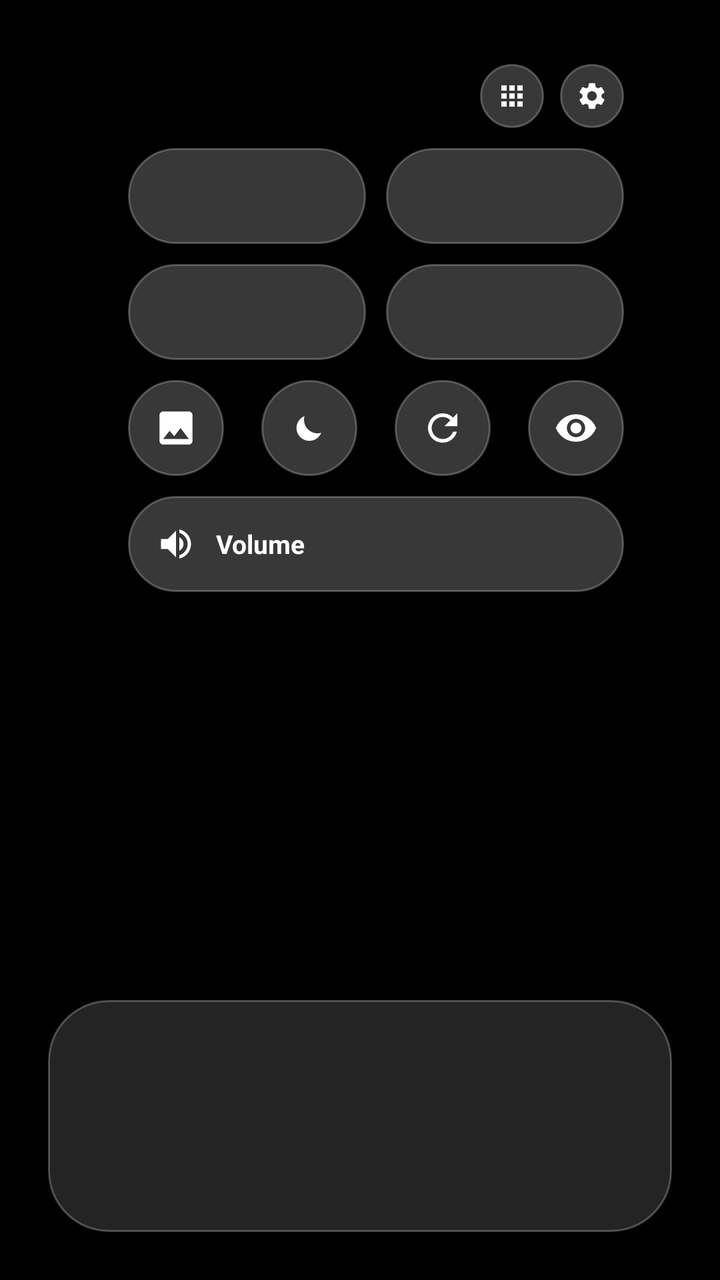
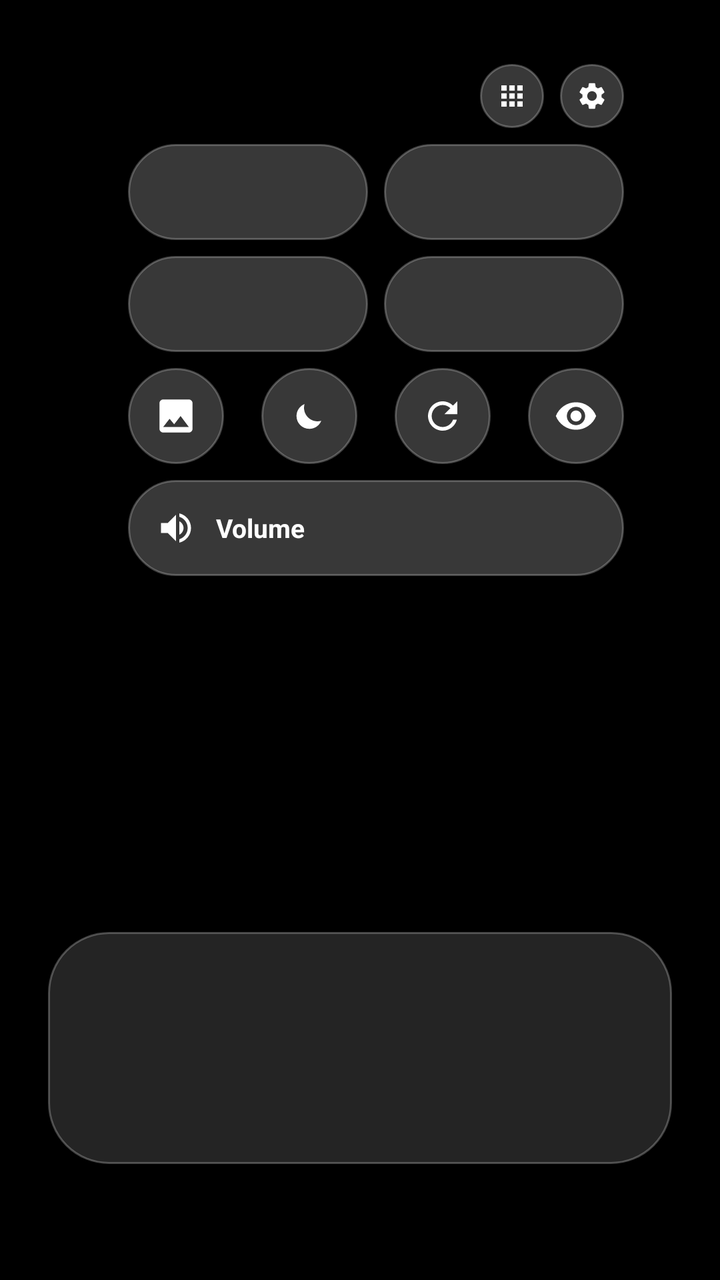

Compare the two renders of this Android layout. The source of the first and the diff that turns it into the second are given below.
<!-- AndroidManifest.xml: activity theme Theme.TvLuncher.Home -->
<!-- res/layout/activity_home.xml -->
<?xml version="1.0" encoding="utf-8"?>
<androidx.constraintlayout.widget.ConstraintLayout
    xmlns:android="http://schemas.android.com/apk/res/android"
    xmlns:app="http://schemas.android.com/apk/res-auto"
    android:id="@+id/root"
    android:layout_width="match_parent"
    android:layout_height="match_parent"
    android:background="@color/black"
    android:clipChildren="false">

    <ImageView
        android:id="@+id/wallpaper"
        android:layout_width="0dp"
        android:layout_height="0dp"
        android:scaleType="centerCrop"
        android:importantForAccessibility="no"
        app:layout_constraintTop_toTopOf="parent"
        app:layout_constraintBottom_toBottomOf="parent"
        app:layout_constraintStart_toStartOf="parent"
        app:layout_constraintEnd_toEndOf="parent" />

    <View
        android:id="@+id/scrimTop"
        android:layout_width="0dp"
        android:layout_height="220dp"
        android:background="@drawable/scrim_top"
        app:layout_constraintTop_toTopOf="parent"
        app:layout_constraintStart_toStartOf="parent"
        app:layout_constraintEnd_toEndOf="parent" />

    <View
        android:id="@+id/scrim"
        android:layout_width="0dp"
        android:layout_height="260dp"
        android:background="@drawable/scrim_bottom"
        app:layout_constraintBottom_toBottomOf="parent"
        app:layout_constraintStart_toStartOf="parent"
        app:layout_constraintEnd_toEndOf="parent" />

    
    <View
        android:id="@+id/dimLayer"
        android:layout_width="0dp"
        android:layout_height="0dp"
        android:background="@color/black"
        android:alpha="0"
        app:layout_constraintTop_toTopOf="parent"
        app:layout_constraintBottom_toBottomOf="parent"
        app:layout_constraintStart_toStartOf="parent"
        app:layout_constraintEnd_toEndOf="parent" />

    
    <LinearLayout
        android:id="@+id/clockBlock"
        android:layout_width="wrap_content"
        android:layout_height="wrap_content"
        android:orientation="vertical"
        android:layout_marginStart="@dimen/screen_margin_horizontal"
        android:layout_marginTop="@dimen/screen_margin_vertical"
        app:layout_constraintTop_toTopOf="parent"
        app:layout_constraintStart_toStartOf="parent">

        <TextView
            android:id="@+id/clock"
            android:layout_width="wrap_content"
            android:layout_height="wrap_content"
            android:includeFontPadding="false"
            android:textColor="@color/text_primary"
            android:textSize="@dimen/text_clock_large"
            android:textStyle="bold"
            android:shadowColor="#73000000"
            android:shadowRadius="12" />

        <TextView
            android:id="@+id/date"
            android:layout_width="wrap_content"
            android:layout_height="wrap_content"
            android:layout_marginTop="8dp"
            android:includeFontPadding="false"
            android:textColor="@color/text_primary"
            android:textSize="@dimen/text_clock_sub"
            android:shadowColor="#73000000"
            android:shadowRadius="8" />

        <LinearLayout
            android:id="@+id/weatherRow"
            android:layout_width="wrap_content"
            android:layout_height="wrap_content"
            android:layout_marginTop="8dp"
            android:orientation="horizontal"
            android:gravity="center_vertical">

            <ImageView
                android:id="@+id/weatherIcon"
                android:layout_width="18dp"
                android:layout_height="18dp"
                android:contentDescription="@string/cd_weather"
                android:visibility="gone" />

            <TextView
                android:id="@+id/weatherTemp"
                android:layout_width="wrap_content"
                android:layout_height="wrap_content"
                android:layout_marginStart="8dp"
                android:includeFontPadding="false"
                android:textColor="@color/text_primary"
                android:textSize="@dimen/text_clock_sub"
                android:shadowColor="#73000000"
                android:shadowRadius="8"
                android:visibility="gone" />
        </LinearLayout>
    </LinearLayout>

    
    <LinearLayout
        android:id="@+id/quickPanel"
        android:layout_width="@dimen/panel_width"
        android:layout_height="wrap_content"
        android:orientation="vertical"
        android:layout_marginEnd="@dimen/screen_margin_horizontal"
        android:layout_marginTop="@dimen/screen_margin_vertical"
        app:layout_constraintTop_toTopOf="parent"
        app:layout_constraintEnd_toEndOf="parent">

        <LinearLayout
            android:layout_width="match_parent"
            android:layout_height="wrap_content"
            android:orientation="horizontal"
            android:gravity="end">

            <ImageButton
                android:id="@+id/btnAllApps"
                android:layout_width="@dimen/control_small"
                android:layout_height="@dimen/control_small"
                android:background="@drawable/bg_glass_control"
                android:src="@drawable/ic_apps"
                android:scaleType="centerInside"
                android:padding="8dp"
                android:contentDescription="@string/all_apps"
                app:tint="@color/glass_content" />

            <ImageButton
                android:id="@+id/btnSettings"
                android:layout_width="@dimen/control_small"
                android:layout_height="@dimen/control_small"
                android:layout_marginStart="8dp"
                android:background="@drawable/bg_glass_control"
                android:src="@drawable/ic_settings"
                android:scaleType="centerInside"
                android:padding="8dp"
                android:contentDescription="@string/settings"
                app:tint="@color/glass_content" />
        </LinearLayout>

        <LinearLayout
            android:layout_width="match_parent"
            android:layout_height="wrap_content"
            android:layout_marginTop="@dimen/control_gap"
            android:orientation="horizontal">

            <include
                android:id="@+id/pillStyle"
                layout="@layout/view_quick_pill" />

            <Space
                android:layout_width="@dimen/control_gap"
                android:layout_height="0dp" />

            <include
                android:id="@+id/pillClock"
                layout="@layout/view_quick_pill" />
        </LinearLayout>

        <LinearLayout
            android:layout_width="match_parent"
            android:layout_height="wrap_content"
            android:layout_marginTop="@dimen/control_gap"
            android:orientation="horizontal">

            <include
                android:id="@+id/pillWeather"
                layout="@layout/view_quick_pill" />

            <Space
                android:layout_width="@dimen/control_gap"
                android:layout_height="0dp" />

            <include
                android:id="@+id/pillLabels"
                layout="@layout/view_quick_pill" />
        </LinearLayout>

        <LinearLayout
            android:layout_width="match_parent"
            android:layout_height="wrap_content"
            android:layout_marginTop="@dimen/control_gap"
            android:orientation="horizontal">

            <ImageButton
                android:id="@+id/btnNextArt"
                android:layout_width="@dimen/control_height"
                android:layout_height="@dimen/control_height"
                android:background="@drawable/bg_glass_control"
                android:src="@drawable/ic_image"
                android:scaleType="centerInside"
                android:padding="13dp"
                android:contentDescription="@string/home_next_artwork"
                app:tint="@color/glass_content" />

            <Space
                android:layout_width="0dp"
                android:layout_height="0dp"
                android:layout_weight="1" />

            <ImageButton
                android:id="@+id/btnScreensaver"
                android:layout_width="@dimen/control_height"
                android:layout_height="@dimen/control_height"
                android:background="@drawable/bg_glass_control"
                android:src="@drawable/ic_weather_moon"
                android:scaleType="centerInside"
                android:padding="13dp"
                android:contentDescription="@string/home_screensaver_now"
                app:tint="@color/glass_content" />

            <Space
                android:layout_width="0dp"
                android:layout_height="0dp"
                android:layout_weight="1" />

            <ImageButton
                android:id="@+id/btnRefresh"
                android:layout_width="@dimen/control_height"
                android:layout_height="@dimen/control_height"
                android:background="@drawable/bg_glass_control"
                android:src="@drawable/ic_refresh"
                android:scaleType="centerInside"
                android:padding="13dp"
                android:contentDescription="@string/home_refresh"
                app:tint="@color/glass_content" />

            <Space
                android:layout_width="0dp"
                android:layout_height="0dp"
                android:layout_weight="1" />

            <ImageButton
                android:id="@+id/btnHideUi"
                android:layout_width="@dimen/control_height"
                android:layout_height="@dimen/control_height"
                android:background="@drawable/bg_glass_control"
                android:src="@drawable/ic_eye"
                android:scaleType="centerInside"
                android:padding="13dp"
                android:contentDescription="@string/home_hide_ui"
                app:tint="@color/glass_content" />
        </LinearLayout>

        
        <FrameLayout
            android:id="@+id/volumePill"
            android:layout_width="match_parent"
            android:layout_height="@dimen/control_height"
            android:layout_marginTop="@dimen/control_gap"
            android:background="@drawable/bg_glass_control"
            android:focusable="true"
            android:clickable="true"
            android:contentDescription="@string/home_volume">

            <View
                android:id="@+id/volumeFill"
                android:layout_width="match_parent"
                android:layout_height="match_parent"
                android:background="@drawable/bg_volume_fill"
                android:duplicateParentState="true" />

            <LinearLayout
                android:layout_width="match_parent"
                android:layout_height="match_parent"
                android:orientation="horizontal"
                android:gravity="center_vertical"
                android:paddingStart="14dp"
                android:paddingEnd="16dp"
                android:duplicateParentState="true">

                <ImageView
                    android:layout_width="20dp"
                    android:layout_height="20dp"
                    android:src="@drawable/ic_volume"
                    android:duplicateParentState="true"
                    android:importantForAccessibility="no"
                    app:tint="@color/glass_content" />

                <TextView
                    android:layout_width="0dp"
                    android:layout_height="wrap_content"
                    android:layout_weight="1"
                    android:layout_marginStart="10dp"
                    android:duplicateParentState="true"
                    android:text="@string/home_volume"
                    android:textColor="@color/glass_content"
                    android:textSize="13sp"
                    android:textStyle="bold" />

                <TextView
                    android:id="@+id/volumeValue"
                    android:layout_width="wrap_content"
                    android:layout_height="wrap_content"
                    android:duplicateParentState="true"
                    android:textColor="@color/glass_content"
                    android:textSize="13sp"
                    android:textStyle="bold" />
            </LinearLayout>
        </FrameLayout>

        <TextView
            android:id="@+id/deviceName"
            android:layout_width="match_parent"
            android:layout_height="wrap_content"
            android:layout_marginTop="8dp"
            android:gravity="center"
            android:textColor="@color/text_primary"
            android:textSize="12sp"
            android:shadowColor="#99000000"
            android:shadowRadius="6" />
    </LinearLayout>

    
    <LinearLayout
        android:id="@+id/artCredit"
        android:layout_width="wrap_content"
        android:layout_height="wrap_content"
        android:orientation="vertical"
        android:gravity="end"
        android:layout_marginEnd="@dimen/screen_margin_horizontal"
        android:layout_marginBottom="12dp"
        android:visibility="gone"
        app:layout_constraintEnd_toEndOf="parent"
        app:layout_constraintBottom_toTopOf="@+id/rowContainer"
        app:layout_goneMarginBottom="@dimen/screen_margin_vertical">

        <TextView
            android:id="@+id/artArtist"
            android:layout_width="wrap_content"
            android:layout_height="wrap_content"
            android:maxWidth="420dp"
            android:maxLines="1"
            android:ellipsize="end"
            android:textColor="@color/text_secondary"
            android:textSize="11sp"
            android:shadowColor="#99000000"
            android:shadowRadius="6" />

        <TextView
            android:id="@+id/artTitle"
            android:layout_width="wrap_content"
            android:layout_height="wrap_content"
            android:layout_marginTop="2dp"
            android:maxWidth="420dp"
            android:maxLines="1"
            android:ellipsize="end"
            android:textColor="@color/text_primary"
            android:textSize="14sp"
            android:shadowColor="#99000000"
            android:shadowRadius="6" />
    </LinearLayout>

    
    <androidx.recyclerview.widget.RecyclerView
        android:id="@+id/homeGrid"
        android:layout_width="0dp"
        android:layout_height="0dp"
        android:layout_marginStart="@dimen/home_grid_margin"
        android:layout_marginEnd="@dimen/home_grid_margin"
        android:clipChildren="false"
        android:clipToPadding="false"
        android:paddingTop="14dp"
        android:paddingBottom="24dp"
        android:descendantFocusability="blocksDescendants"
        android:scrollbars="none"
        app:layout_constraintTop_toTopOf="parent"
        app:layout_constraintStart_toStartOf="parent"
        app:layout_constraintEnd_toEndOf="parent" />

    
    <FrameLayout
        android:id="@+id/rowContainer"
        android:layout_width="0dp"
        android:layout_height="wrap_content"
        android:minHeight="116dp"
        android:background="@drawable/bg_dock"
        android:clipChildren="false"
        android:layout_marginStart="24dp"
        android:layout_marginEnd="24dp"
        android:layout_marginBottom="24dp"
        app:layout_constraintBottom_toBottomOf="parent"
        app:layout_constraintStart_toStartOf="parent"
        app:layout_constraintEnd_toEndOf="parent">

        <androidx.recyclerview.widget.RecyclerView
            android:id="@+id/favouritesRow"
            android:layout_width="match_parent"
            android:layout_height="wrap_content"
            android:layout_gravity="center_vertical"
            android:clipChildren="false"
            android:clipToPadding="false"
            android:paddingStart="15dp"
            android:paddingEnd="15dp"
            android:paddingTop="@dimen/row_vertical_padding"
            android:paddingBottom="@dimen/row_vertical_padding"
            android:focusable="false"
            android:descendantFocusability="afterDescendants"
            android:scrollbars="none" />

        <LinearLayout
            android:id="@+id/emptyState"
            android:layout_width="match_parent"
            android:layout_height="match_parent"
            android:orientation="vertical"
            android:gravity="center"
            android:paddingStart="40dp"
            android:paddingEnd="40dp"
            android:visibility="gone">

            <TextView
                android:layout_width="wrap_content"
                android:layout_height="wrap_content"
                android:text="@string/home_empty_title"
                android:textColor="@color/text_primary"
                android:textSize="18sp"
                android:textStyle="bold" />

            <TextView
                android:layout_width="wrap_content"
                android:layout_height="wrap_content"
                android:layout_marginTop="6dp"
                android:text="@string/home_empty_body"
                android:textColor="@color/text_secondary"
                android:textSize="@dimen/text_body"
                android:gravity="center" />
        </LinearLayout>
    </FrameLayout>

    <TextView
        android:id="@+id/hiddenHint"
        android:layout_width="wrap_content"
        android:layout_height="wrap_content"
        android:layout_marginStart="@dimen/screen_margin_horizontal"
        android:layout_marginBottom="@dimen/screen_margin_vertical"
        android:text="@string/home_hidden_hint"
        android:textColor="@color/text_secondary"
        android:textSize="12sp"
        android:shadowColor="#99000000"
        android:shadowRadius="6"
        android:visibility="gone"
        app:layout_constraintStart_toStartOf="parent"
        app:layout_constraintBottom_toBottomOf="parent" />
</androidx.constraintlayout.widget.ConstraintLayout>
<!-- res/layout/view_quick_pill.xml (included above) -->
<?xml version="1.0" encoding="utf-8"?>
<LinearLayout xmlns:android="http://schemas.android.com/apk/res/android"
    xmlns:app="http://schemas.android.com/apk/res-auto"
    android:layout_width="0dp"
    android:layout_height="@dimen/control_height"
    android:layout_weight="1"
    android:orientation="horizontal"
    android:gravity="center_vertical"
    android:paddingStart="14dp"
    android:paddingEnd="10dp"
    android:background="@drawable/bg_glass_control"
    android:focusable="true"
    android:clickable="true">

    <ImageView
        android:id="@+id/icon"
        android:layout_width="20dp"
        android:layout_height="20dp"
        android:duplicateParentState="true"
        android:importantForAccessibility="no"
        app:tint="@color/glass_content" />

    <LinearLayout
        android:layout_width="0dp"
        android:layout_height="wrap_content"
        android:layout_weight="1"
        android:layout_marginStart="10dp"
        android:orientation="vertical"
        android:duplicateParentState="true">

        <TextView
            android:id="@+id/title"
            android:layout_width="match_parent"
            android:layout_height="wrap_content"
            android:duplicateParentState="true"
            android:includeFontPadding="false"
            android:maxLines="1"
            android:ellipsize="end"
            android:textColor="@color/glass_content"
            android:textSize="13sp"
            android:textStyle="bold" />

        <TextView
            android:id="@+id/value"
            android:layout_width="match_parent"
            android:layout_height="wrap_content"
            android:layout_marginTop="2dp"
            android:duplicateParentState="true"
            android:includeFontPadding="false"
            android:maxLines="1"
            android:ellipsize="end"
            android:textColor="@color/glass_content_secondary"
            android:textSize="11sp" />
    </LinearLayout>
</LinearLayout>
<!-- resources referenced by this layout -->
<resources>
  <color name="black">#FF000000</color>
  <color name="text_primary">#FFFFFFFF</color>
  <color name="text_secondary">#B8FFFFFF</color>
  <dimen name="control_gap">10dp</dimen>
  <dimen name="control_height">48dp</dimen>
  <dimen name="control_small">32dp</dimen>
  <dimen name="home_grid_margin">36dp</dimen>
  <dimen name="panel_width">248dp</dimen>
  <dimen name="row_vertical_padding">18dp</dimen>
  <dimen name="screen_margin_horizontal">48dp</dimen>
  <dimen name="screen_margin_vertical">32dp</dimen>
  <dimen name="text_body">16sp</dimen>
  <dimen name="text_clock_large">56sp</dimen>
  <dimen name="text_clock_sub">17sp</dimen>
  <!-- drawable bg_dock (drawable) -->
  <?xml version="1.0" encoding="utf-8"?>
  <shape xmlns:android="http://schemas.android.com/apk/res/android" android:shape="rectangle">
      <corners android:radius="30dp" />
      <solid android:color="@color/glass_fill_dock" />
      <stroke android:width="1dp" android:color="@color/glass_stroke" />
  </shape>
  <!-- drawable bg_volume_fill (drawable) -->
  <?xml version="1.0" encoding="utf-8"?>
  <clip xmlns:android="http://schemas.android.com/apk/res/android"
      android:clipOrientation="horizontal"
      android:gravity="start">
      <shape android:shape="rectangle">
          <corners android:radius="100dp" />
          <solid android:color="#33FFFFFF" />
      </shape>
  </clip>
  <!-- drawable ic_image (drawable) -->
  <?xml version="1.0" encoding="utf-8"?>
  <vector xmlns:android="http://schemas.android.com/apk/res/android"
      android:width="24dp" android:height="24dp"
      android:viewportWidth="24" android:viewportHeight="24">
      <path android:fillColor="#FFFFFFFF" android:pathData="M21,19V5c0,-1.1 -0.9,-2 -2,-2H5c-1.1,0 -2,0.9 -2,2v14c0,1.1 0.9,2 2,2h14c1.1,0 2,-0.9 2,-2zM8.5,13.5l2.5,3.01L14.5,12l4.5,6H5l3.5,-4.5z" />
  </vector>
  <!-- drawable scrim_bottom (drawable) -->
  <?xml version="1.0" encoding="utf-8"?>
  <shape xmlns:android="http://schemas.android.com/apk/res/android" android:shape="rectangle">
      <gradient
          android:type="linear"
          android:angle="90"
          android:startColor="#B3000000"
          android:centerColor="#4D000000"
          android:endColor="#00000000" />
  </shape>
  <!-- drawable scrim_top (drawable) -->
  <?xml version="1.0" encoding="utf-8"?>
  <shape xmlns:android="http://schemas.android.com/apk/res/android" android:shape="rectangle">
      <gradient
          android:type="linear"
          android:angle="270"
          android:startColor="#66000000"
          android:endColor="#00000000" />
  </shape>
  <string name="all_apps">Applications</string>
  <string name="cd_weather">Météo</string>
  <string name="home_empty_body">Ouvrez « Applications » et appuyez longuement sur une app pour l\'ajouter à l\'accueil.</string>
  <string name="home_empty_title">Aucun favori</string>
  <string name="home_hidden_hint">Appuyez sur une touche pour revenir</string>
  <string name="home_hide_ui">Afficher seulement l\'œuvre</string>
  <string name="home_next_artwork">Œuvre suivante</string>
  <string name="home_refresh">Actualiser</string>
  <string name="home_screensaver_now">Lancer l\'écran de veille</string>
  <string name="home_volume">Volume</string>
  <string name="settings">Réglages</string>
  <style name="Theme.TvLuncher.Home">
          
          <item name="android:windowBackground">@null</item>
          <item name="android:windowDisablePreview">true</item>
          <item name="android:windowAnimationStyle">@null</item>
      </style>
  <color name="glass_fill_dock">#24FFFFFF</color>
  <color name="glass_stroke">#40FFFFFF</color>
  <color name="white">#FFFFFFFF</color>
  <color name="glass_fill">#38FFFFFF</color>
  <!-- unchanged entries left out for length: 7 -->
</resources>

<!-- the commit's change to res/layout/activity_home.xml (unified diff, before → after) -->
@@ -186,7 +186,7 @@
                 android:layout_height="0dp" />
 
             <include
-                android:id="@+id/pillLabels"
+                android:id="@+id/pillProfile"
                 layout="@layout/view_quick_pill" />
         </LinearLayout>
 
@@ -312,17 +312,6 @@
                     android:textStyle="bold" />
             </LinearLayout>
         </FrameLayout>
-
-        <TextView
-            android:id="@+id/deviceName"
-            android:layout_width="match_parent"
-            android:layout_height="wrap_content"
-            android:layout_marginTop="8dp"
-            android:gravity="center"
-            android:textColor="@color/text_primary"
-            android:textSize="12sp"
-            android:shadowColor="#99000000"
-            android:shadowRadius="6" />
     </LinearLayout>
 
     
@@ -392,7 +381,7 @@
         android:clipChildren="false"
         android:layout_marginStart="24dp"
         android:layout_marginEnd="24dp"
-        android:layout_marginBottom="24dp"
+        android:layout_marginBottom="@dimen/dock_margin_bottom"
         app:layout_constraintBottom_toBottomOf="parent"
         app:layout_constraintStart_toStartOf="parent"
         app:layout_constraintEnd_toEndOf="parent">
<!-- resource entries referenced after the edit -->
@@ -3,9 +3,10 @@
   <color name="black">#FF000000</color>
   <color name="text_primary">#FFFFFFFF</color>
   <color name="text_secondary">#B8FFFFFF</color>
-  <dimen name="control_gap">10dp</dimen>
+  <dimen name="control_gap">8dp</dimen>
   <dimen name="control_height">48dp</dimen>
   <dimen name="control_small">32dp</dimen>
+  <dimen name="dock_margin_bottom">58dp</dimen>
   <dimen name="home_grid_margin">36dp</dimen>
   <dimen name="panel_width">248dp</dimen>
   <dimen name="row_vertical_padding">18dp</dimen>
